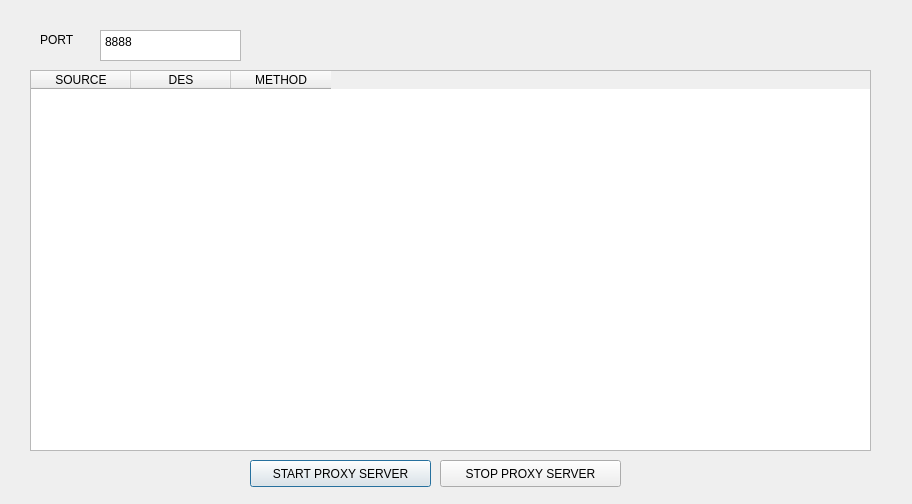
lelong1210/middle_test_python_one, file gui/main.ui: the form before one commit.
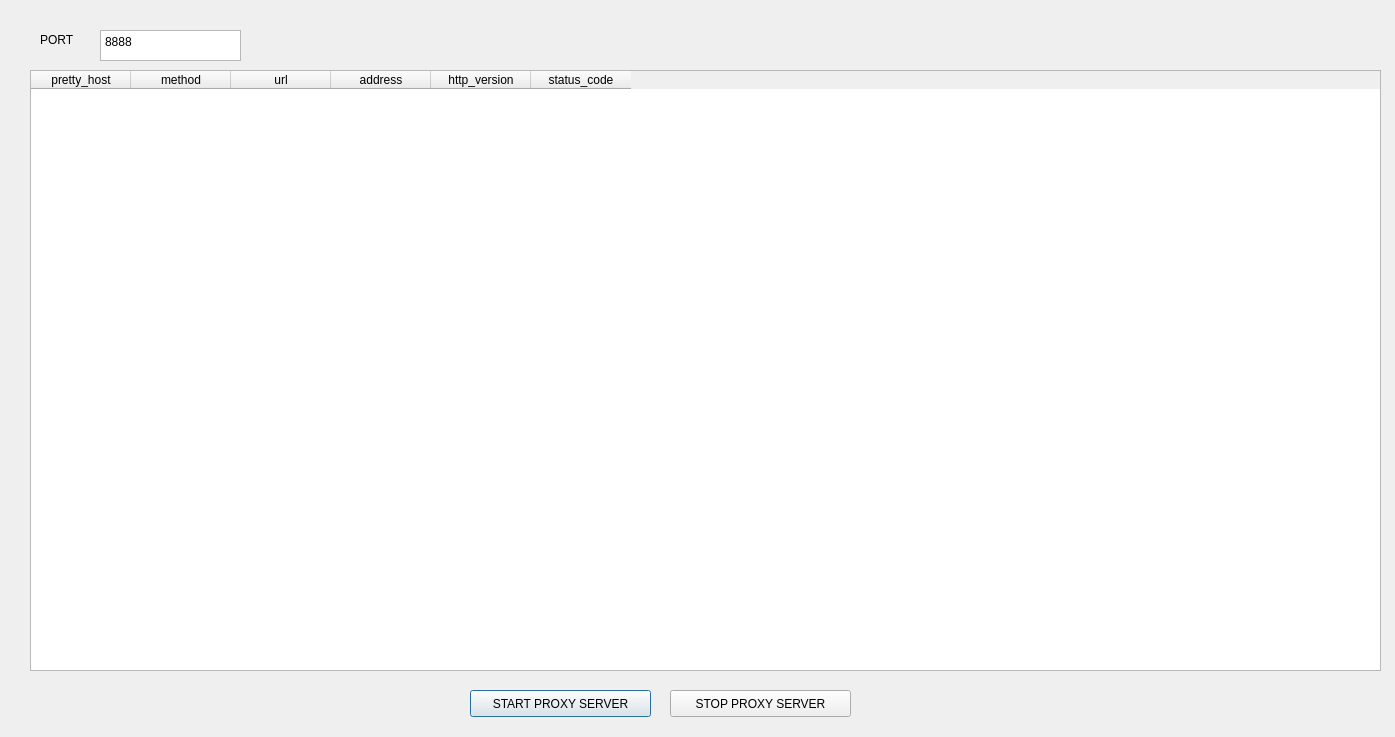
The form after the commit.

What changed in the file:
```diff
--- a/gui/main.ui
+++ b/gui/main.ui
@@ -6,8 +6,8 @@
    <rect>
     <x>0</x>
     <y>0</y>
-    <width>912</width>
-    <height>504</height>
+    <width>1395</width>
+    <height>737</height>
    </rect>
   </property>
   <property name="windowTitle">
@@ -16,8 +16,8 @@
   <widget class="QPushButton" name="pushButton">
    <property name="geometry">
     <rect>
-     <x>250</x>
-     <y>460</y>
+     <x>470</x>
+     <y>690</y>
      <width>181</width>
      <height>27</height>
     </rect>
@@ -29,8 +29,8 @@
   <widget class="QPushButton" name="pushButton_2">
    <property name="geometry">
     <rect>
-     <x>440</x>
-     <y>460</y>
+     <x>670</x>
+     <y>690</y>
      <width>181</width>
      <height>27</height>
     </rect>
@@ -70,23 +70,38 @@
     <rect>
      <x>30</x>
      <y>70</y>
-     <width>841</width>
-     <height>381</height>
+     <width>1351</width>
+     <height>601</height>
     </rect>
    </property>
    <column>
     <property name="text">
-     <string>SOURCE</string>
+     <string>pretty_host</string>
     </property>
    </column>
    <column>
     <property name="text">
-     <string>DES</string>
+     <string>method</string>
     </property>
    </column>
    <column>
     <property name="text">
-     <string>METHOD</string>
+     <string>url</string>
+    </property>
+   </column>
+   <column>
+    <property name="text">
+     <string>address</string>
+    </property>
+   </column>
+   <column>
+    <property name="text">
+     <string>http_version</string>
+    </property>
+   </column>
+   <column>
+    <property name="text">
+     <string>status_code</string>
     </property>
    </column>
   </widget>
```
